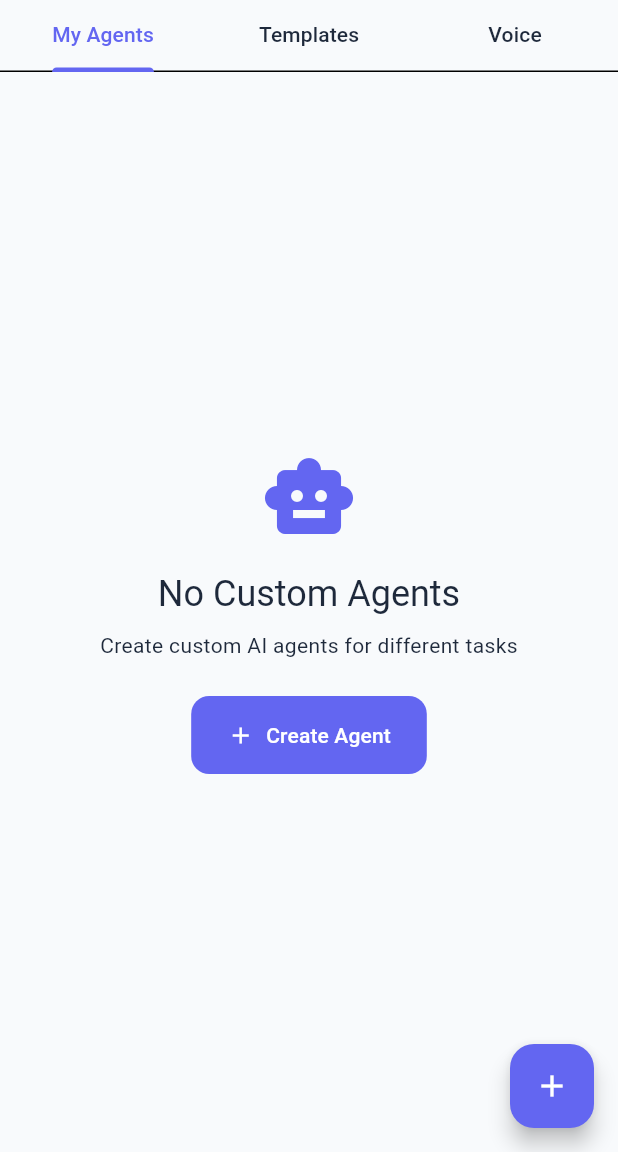
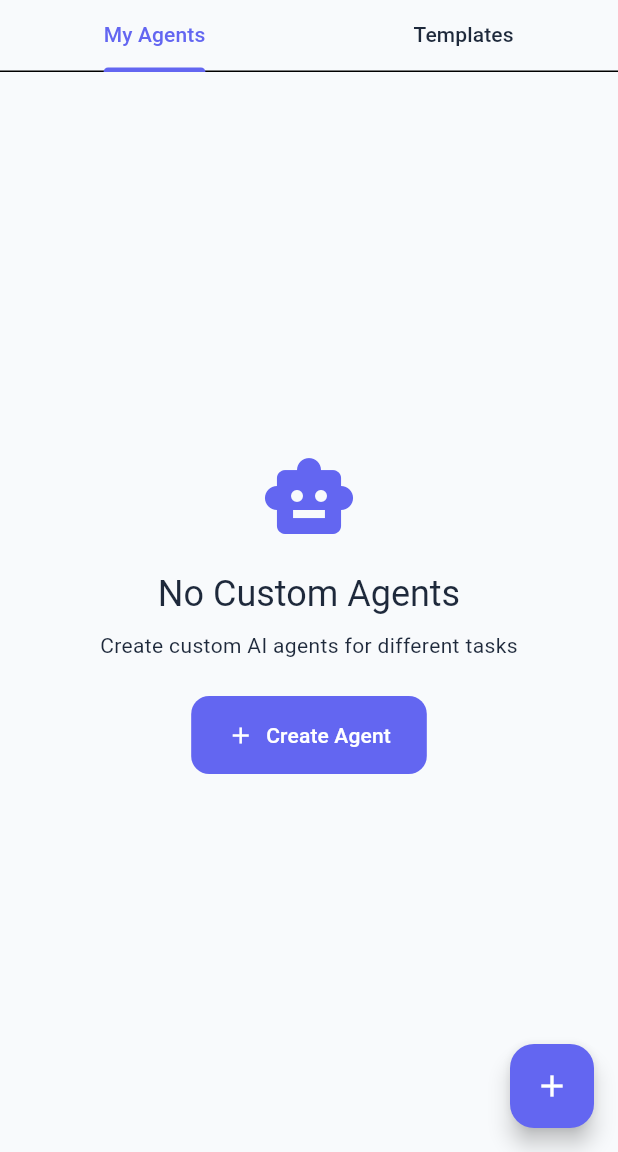
Before and after one commit to brahim-guaali/gen_lite, a Flutter app: the AgentManagementScreen screen opened directly, on a phone screen of 412 x 824 dp, the part 84-1236 px from its top. Run offline on Flutter 3.47's test engine with Material 3 defaults, Android fonts, the phone set to English and light mode, and no system bars; our stand-ins replace equatable, file_picker, flutter_bloc, flutter_dotenv, flutter_markdown, flutter_tts and 3 more; missing offline and left inert: flutter_gemma; accounts and stored records are empty.

Commit message:
refactor(settings): remove Voice tab from AgentManagementScreen, voice settings now only in Settings hub

```diff
--- a/lib/features/settings/presentation/agent_management_screen.dart
+++ b/lib/features/settings/presentation/agent_management_screen.dart
@@ -8,7 +8,6 @@ import '../widgets/agent_empty_state.dart';
 import '../widgets/agent_error_message.dart';
 import '../widgets/agent_list.dart';
 import '../widgets/template_list.dart';
-import '../widgets/voice_settings_section.dart';
 import '../widgets/create_agent_dialog.dart';
 
 class AgentManagementScreen extends StatelessWidget {
@@ -53,14 +52,13 @@ class AgentManagementScreen extends StatelessWidget {
 
   Widget _buildAgentList(BuildContext context, AgentLoaded state) {
     return DefaultTabController(
-      length: 3,
+      length: 2,
       child: Column(
         children: [
           TabBar(
             tabs: const [
               Tab(text: 'My Agents'),
               Tab(text: 'Templates'),
-              Tab(text: 'Voice'),
             ],
             labelColor: Theme.of(context).colorScheme.primary,
           ),
@@ -69,7 +67,6 @@ class AgentManagementScreen extends StatelessWidget {
               children: [
                 _buildMyAgents(context, state.agents, state.activeAgent),
                 _buildTemplates(context, state.templates),
-                _buildVoiceSettings(context),
               ],
             ),
           ),
@@ -91,10 +88,6 @@ class AgentManagementScreen extends StatelessWidget {
     return TemplateList(templates: templates);
   }
 
-  Widget _buildVoiceSettings(BuildContext context) {
-    return const VoiceSettingsSection();
-  }
-
   void _showCreateAgentDialog(BuildContext context) {
     showDialog(
       context: context,
```
